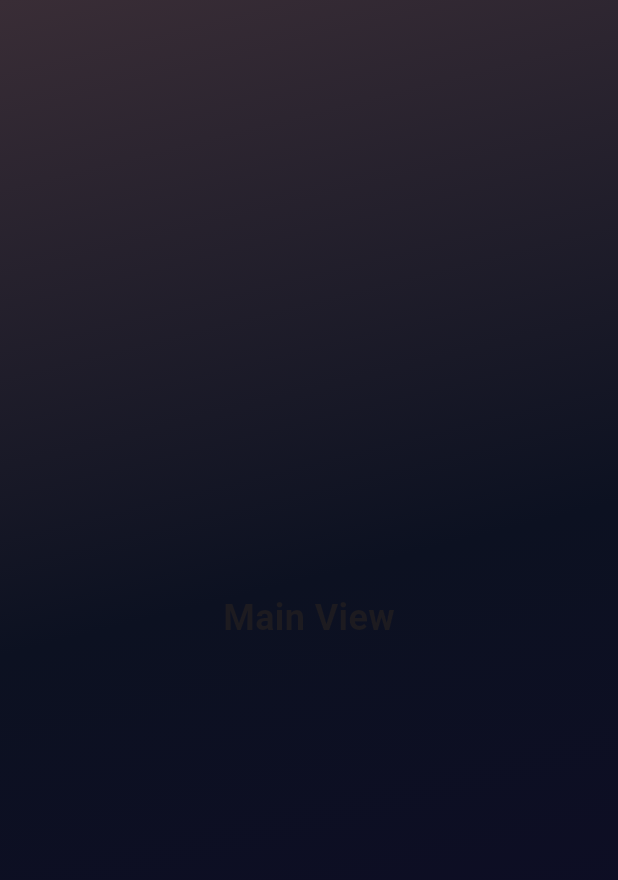
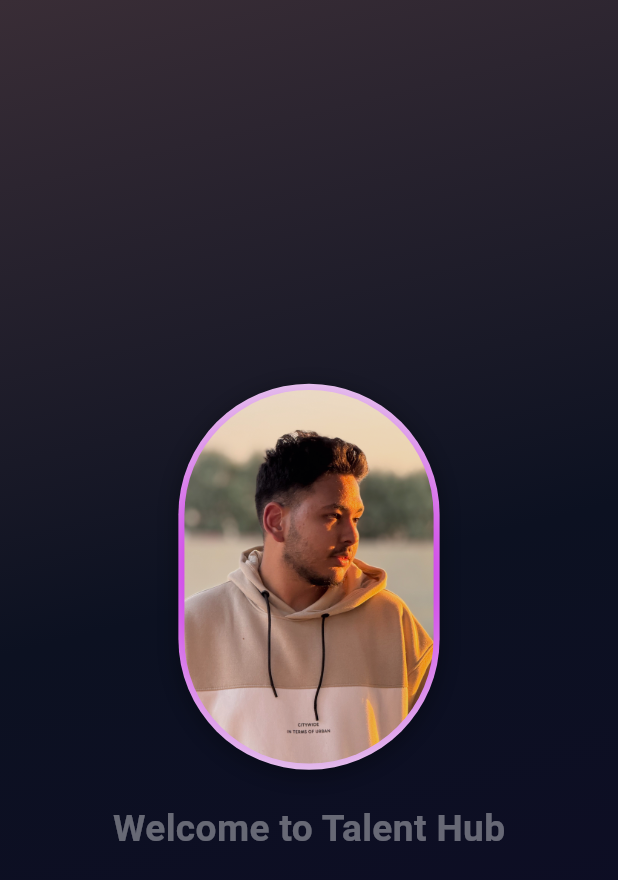
Before and after one commit to m7mdyasin/portofolio-app, a Flutter app: the HomeView screen opened directly, on a phone screen of 412 x 824 dp. Shown: the top 880 px of the screen. Run offline on Flutter 3.47's test engine with Material 3 defaults, Android fonts, the phone set to English and light mode, and no system bars.

Commit message:
first commit

```diff
--- a/lib/views/home_view.dart
+++ b/lib/views/home_view.dart
@@ -1,11 +1,12 @@
 import 'package:flutter/material.dart';
 import 'package:portofolio_app/views/main_view.dart';
+import 'package:portofolio_app/views/splash_screen.dart';
 
 class HomeView extends StatelessWidget {
   const HomeView({super.key});
 
   @override
   Widget build(BuildContext context) {
-    return Scaffold(body: MainView());
+    return Scaffold(body: SplashScreen());
   }
 }
--- a/lib/views/splash_screen.dart
+++ b/lib/views/splash_screen.dart
@@ -1,4 +1,6 @@
+import 'dart:async';
 import 'package:flutter/material.dart';
+import 'package:portofolio_app/views/main_view.dart';
 import 'package:portofolio_app/widgets/home_back_ground.dart';
 
 class SplashScreen extends StatefulWidget {
@@ -56,6 +58,16 @@ class _SplashScreenState extends State<SplashScreen>
     Future.delayed(const Duration(milliseconds: 800), () {
       _textController.forward();
     });
+
+    // ⏳ انتقال بعد 3.5 ثانية
+    Timer(const Duration(milliseconds: 2000), () {
+      if (mounted) {
+        Navigator.pushReplacement(
+          context,
+          MaterialPageRoute(builder: (context) => MainView()),
+        );
+      }
+    });
   }
 
   @override
@@ -67,6 +79,7 @@ class _SplashScreenState extends State<SplashScreen>
 
   @override
   Widget build(BuildContext context) {
+    Size size = MediaQuery.of(context).size;
     return Stack(
       children: [
         const HomeBackGround(),
@@ -101,12 +114,16 @@ class _SplashScreenState extends State<SplashScreen>
                         ),
                       ],
                     ),
-                    child: const ClipRRect(
-                      borderRadius: BorderRadius.all(Radius.circular(100)),
+                    child: ClipRRect(
+                      borderRadius: const BorderRadius.all(
+                        Radius.circular(100),
+                      ),
                       child: Image(
-                        image: AssetImage('lib/assets/images/IMG_1002.jpg'),
-                        width: 150,
-                        height: 150,
+                        image: const AssetImage(
+                          'lib/assets/images/IMG_1002.jpg',
+                        ),
+                        width: size.width * 0.4,
+                        height: size.height * 0.3,
                         fit: BoxFit.cover,
                       ),
                     ),
@@ -120,11 +137,11 @@ class _SplashScreenState extends State<SplashScreen>
                 opacity: _textFade,
                 child: SlideTransition(
                   position: _textSlide,
-                  child: const Text(
+                  child: Text(
                     'Welcome to Talent Hub',
                     style: TextStyle(
                       color: Colors.white,
-                      fontSize: 24,
+                      fontSize: size.width * 0.06,
                       fontWeight: FontWeight.bold,
                     ),
                   ),
```
